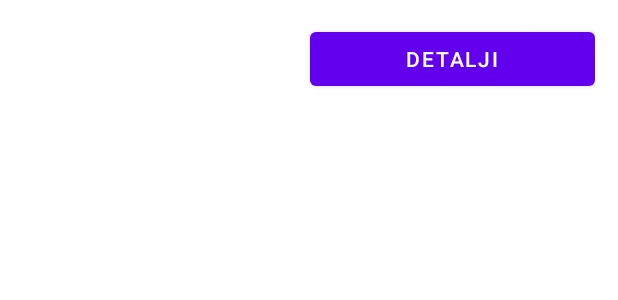
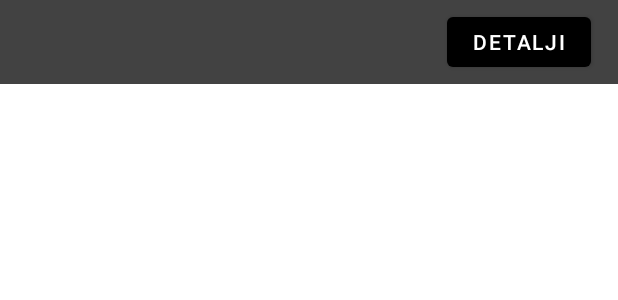
Before and after one commit to tarikturkovic0/APIProjekat, an Android app: the layout game.xml on its own in the app's theme, with its tools: preview values and no code run, on a phone screen of 412 x 824 dp. Shown: the top 300 px of the screen. Run offline under Robolectric (Android 15) with nearby library versions, the phone set to English and light mode, and no system bars.

Commit message:
Sredio sam malo front, moram ici spavati pa cu sutra napraviti logo normalan i lijepu pozadinu. Uz to, zeza me i emulator, nece da se spoji na mobitel majku mu.

```diff
--- a/app/src/main/res/layout/game.xml
+++ b/app/src/main/res/layout/game.xml
@@ -1,33 +1,43 @@
 <?xml version="1.0" encoding="utf-8"?>
 
 
-<LinearLayout xmlns:android="http://schemas.android.com/apk/res/android"
+<androidx.constraintlayout.widget.ConstraintLayout xmlns:android="http://schemas.android.com/apk/res/android"
+    xmlns:app="http://schemas.android.com/apk/res-auto"
+    xmlns:tools="http://schemas.android.com/tools"
     android:id="@+id/game"
     android:layout_width="match_parent"
     android:layout_height="wrap_content"
-
-    android:layout_margin="15dp"
-    android:orientation="horizontal">
+    android:padding="5dp"
+    android:background="@color/cardview_dark_background">
 
 
     <TextView
         android:id="@+id/rating"
-        android:layout_width="wrap_content"
-        android:layout_height="wrap_content"
-        android:layout_weight="1"
-        />
+        android:layout_width="66dp"
+        android:layout_height="40dp"
+        app:layout_constraintBottom_toBottomOf="parent"
+        app:layout_constraintEnd_toStartOf="@+id/game_title"
+        app:layout_constraintHorizontal_bias="0.5"
+        app:layout_constraintStart_toStartOf="parent"
+        app:layout_constraintTop_toTopOf="parent" />
 
     <TextView
         android:id="@+id/game_title"
-        android:layout_width="wrap_content"
-        android:layout_height="wrap_content"
-        android:layout_weight="1"
-         />
+        android:layout_width="188dp"
+        android:layout_height="40dp"
+        app:layout_constraintBottom_toBottomOf="parent"
+        app:layout_constraintEnd_toStartOf="@+id/detalji"
+        app:layout_constraintHorizontal_bias="0.5"
+        app:layout_constraintStart_toEndOf="@+id/rating"
+        app:layout_constraintTop_toTopOf="parent" />
 
     <Button
         android:id="@+id/detalji"
-        android:layout_width="wrap_content"
-        android:layout_height="wrap_content"
-        android:layout_weight="1"
-        android:text="@string/detalji" />
-</LinearLayout>
+        android:layout_width="96dp"
+        android:layout_height="45dp"
+        android:text="@string/detalji"
+        app:layout_constraintBottom_toBottomOf="parent"
+        app:layout_constraintEnd_toEndOf="parent"
+        app:layout_constraintStart_toEndOf="@+id/game_title"
+        app:layout_constraintTop_toTopOf="parent" />
+</androidx.constraintlayout.widget.ConstraintLayout>
--- a/app/src/main/res/values-night/themes.xml
+++ b/app/src/main/res/values-night/themes.xml
@@ -1,14 +1,14 @@
 <resources xmlns:tools="http://schemas.android.com/tools">
     <!-- Base application theme. -->
-    <style name="Theme.APIProjekat" parent="Theme.MaterialComponents.DayNight.DarkActionBar">
+    <style name="Theme.APIProjekat" parent="Theme.MaterialComponents.DayNight.NoActionBar">
         <!-- Primary brand color. -->
-        <item name="colorPrimary">@color/purple_200</item>
-        <item name="colorPrimaryVariant">@color/purple_700</item>
-        <item name="colorOnPrimary">@color/black</item>
+        <item name="colorPrimary">@color/black</item>
+        <item name="colorPrimaryVariant">@color/black</item>
+        <item name="colorOnPrimary">@color/white</item>
         <!-- Secondary brand color. -->
-        <item name="colorSecondary">@color/teal_200</item>
-        <item name="colorSecondaryVariant">@color/teal_200</item>
-        <item name="colorOnSecondary">@color/black</item>
+        <item name="colorSecondary">@color/black</item>
+        <item name="colorSecondaryVariant">@color/black</item>
+        <item name="colorOnSecondary">@color/white</item>
         <!-- Status bar color. -->
         <item name="android:statusBarColor" tools:targetApi="l">?attr/colorPrimaryVariant</item>
         <!-- Customize your theme here. -->
--- a/app/src/main/res/values/themes.xml
+++ b/app/src/main/res/values/themes.xml
@@ -1,14 +1,14 @@
 <resources xmlns:tools="http://schemas.android.com/tools">
     <!-- Base application theme. -->
-    <style name="Theme.APIProjekat" parent="Theme.MaterialComponents.DayNight.DarkActionBar">
+    <style name="Theme.APIProjekat" parent="Theme.MaterialComponents.DayNight.NoActionBar">
         <!-- Primary brand color. -->
-        <item name="colorPrimary">@color/purple_500</item>
-        <item name="colorPrimaryVariant">@color/purple_700</item>
+        <item name="colorPrimary">@color/black</item>
+        <item name="colorPrimaryVariant">@color/black</item>
         <item name="colorOnPrimary">@color/white</item>
         <!-- Secondary brand color. -->
-        <item name="colorSecondary">@color/teal_200</item>
-        <item name="colorSecondaryVariant">@color/teal_700</item>
-        <item name="colorOnSecondary">@color/black</item>
+        <item name="colorSecondary">@color/black</item>
+        <item name="colorSecondaryVariant">@color/black</item>
+        <item name="colorOnSecondary">@color/white</item>
         <!-- Status bar color. -->
         <item name="android:statusBarColor" tools:targetApi="l">?attr/colorPrimaryVariant</item>
         <!-- Customize your theme here. -->
```
Also changed, not shown: app/src/main/res/layout/activity_main.xml (+20 -14 lines), app/src/main/res/drawable/placeholder.jpg (added).
